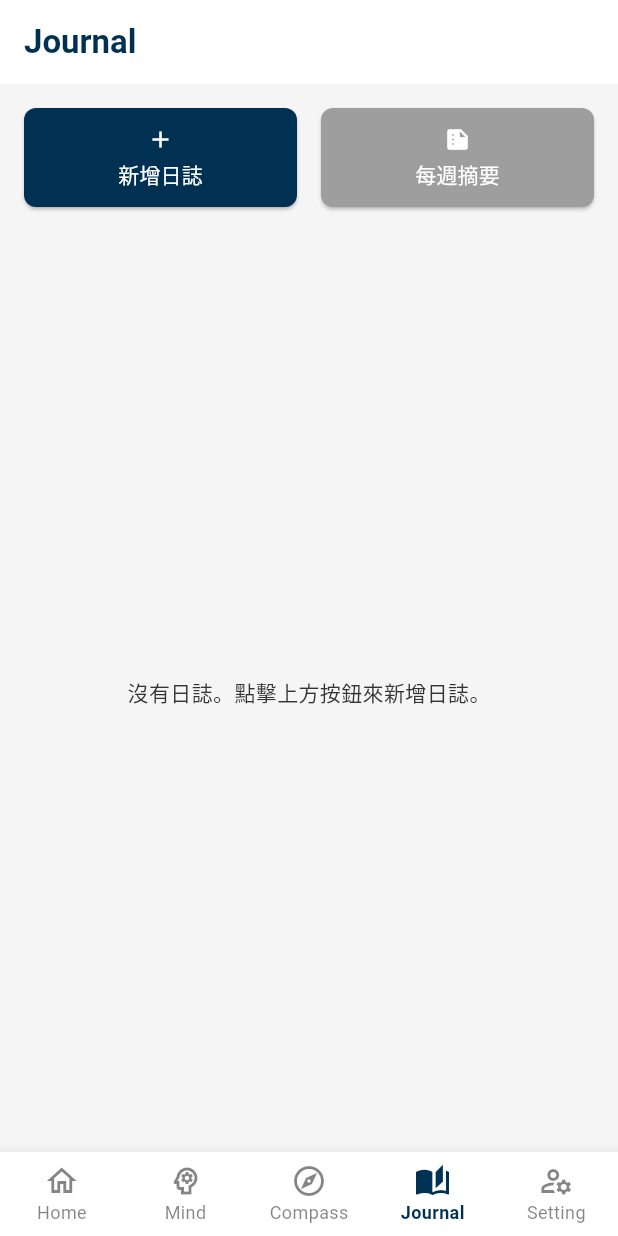
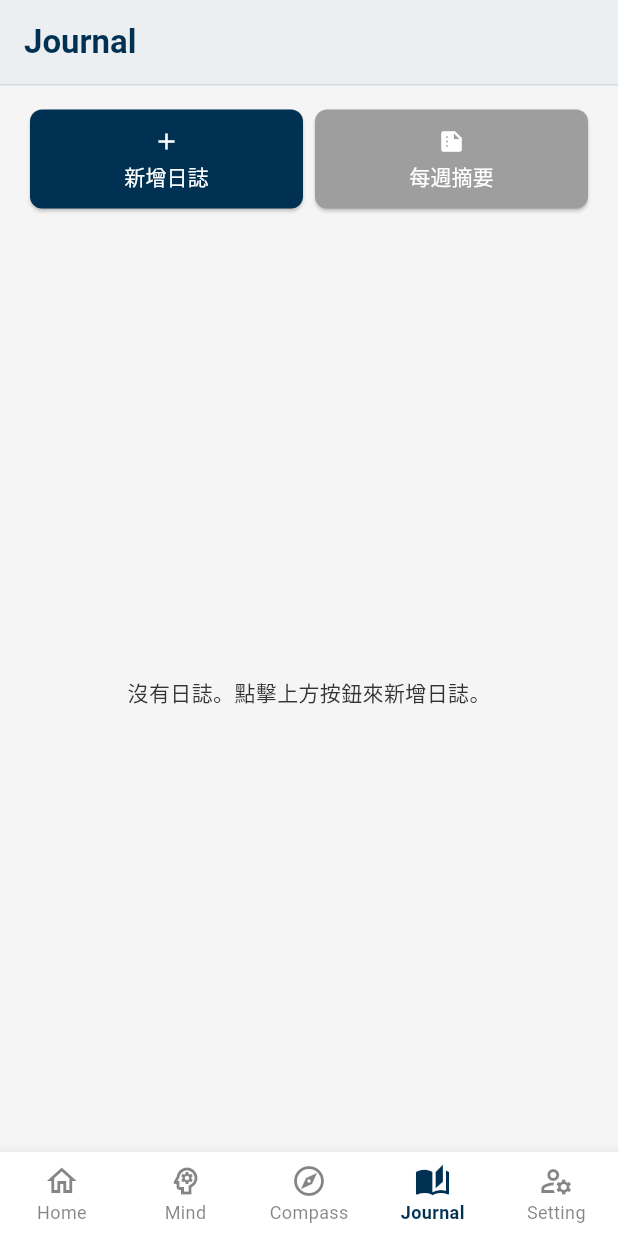
Before and after one commit to huawiz/heySeries, a Flutter app: the screen it shows after launch, item 4 of the bottom bar chosen, on a phone screen of 412 x 824 dp. Run offline on Flutter 3.47's test engine with Material 3 defaults, Android fonts, the light colour scheme and no system bars; our stand-ins replace isar; accounts and stored records are empty; generated files the repository leaves out were written again.

Commit message:
fix journal feature

```diff
--- /dev/null
+++ b/lib/page/journal/model/journal_model.dart
@@ -0,0 +1,16 @@
+import 'package:isar/isar.dart';
+
+part 'journal_model.g.dart';
+
+@collection
+class Journal {
+  Id id = Isar.autoIncrement;
+  late String title;
+  late String content;
+  late DateTime date;
+
+  @Index()
+  late int engagementLevel;
+  @Index()
+  late int energyLevel;
+}
--- /dev/null
+++ b/lib/page/journal/views/journal_list_view.dart
@@ -0,0 +1,60 @@
+import 'package:flutter/material.dart';
+import 'package:heyseries_dev/page/journal/model/journal_model.dart';
+import 'package:heyseries_dev/page/journal/widgets/journal_action_buttons.dart';
+import 'package:heyseries_dev/page/journal/widgets/journal_list_content.dart';
+import 'package:heyseries_dev/widgets/custom_sliver_app_bar.dart';
+
+class JournalListView extends StatelessWidget {
+  final List<Journal> diaries;
+  final VoidCallback onAddNew;
+  final Function(Journal) onViewJournal;
+  final Function(Journal) onDeleteJournal;
+
+  const JournalListView({
+    Key? key,
+    required this.diaries,
+    required this.onAddNew,
+    required this.onViewJournal,
+    required this.onDeleteJournal,
+  }) : super(key: key);
+
+  @override
+  Widget build(BuildContext context) {
+    return Scaffold(
+      body: CustomScrollView(
+        slivers: [
+          CustomSliverAppBar(title: 'Journal'),
+          SliverToBoxAdapter(
+            child: JournalActionButtons(
+              buttonConfigs: [
+                ActionButtonConfig(
+                  icon: Icons.add,
+                  label: '新增日誌',
+                  onPressed: onAddNew,
+                  color: Theme.of(context).primaryColor,
+                ),
+                ActionButtonConfig(
+                  icon: Icons.summarize,
+                  label: '每週摘要',
+                  onPressed: () {
+                    ScaffoldMessenger.of(context).showSnackBar(
+                      SnackBar(content: Text('每週摘要功能即將推出，敬請期待！')),
+                    );
+                  },
+                  color: Colors.grey,
+                ),
+              ],
+            ),
+          ),
+          SliverFillRemaining(
+            child: JournalListContent(
+              diaries: diaries,
+              onViewJournal: onViewJournal,
+              onDeleteJournal: onDeleteJournal,
+            ),
+          ),
+        ],
+      ),
+    );
+  }
+}
--- /dev/null
+++ b/lib/page/journal/widgets/journal_action_buttons.dart
@@ -0,0 +1,74 @@
+import 'package:flutter/material.dart';
+
+class ActionButtonConfig {
+  final IconData icon;
+  final String label;
+  final VoidCallback onPressed;
+  final Color color;
+
+  ActionButtonConfig({
+    required this.icon,
+    required this.label,
+    required this.onPressed,
+    required this.color,
+  });
+}
+
+class JournalActionButtons extends StatelessWidget {
+  final List<ActionButtonConfig> buttonConfigs;
+
+  const JournalActionButtons({
+    super.key,
+    required this.buttonConfigs,
+  });
+
+  @override
+  Widget build(BuildContext context) {
+    return Padding(
+      padding: const EdgeInsets.all(16.0),
+      child: Row(
+        children: buttonConfigs.map((config) {
+          return Expanded(
+            child: Padding(
+              padding: EdgeInsets.symmetric(horizontal: 4.0),
+              child: _buildActionButton(
+                context,
+                icon: config.icon,
+                label: config.label,
+                onPressed: config.onPressed,
+                color: config.color,
+              ),
+            ),
+          );
+        }).toList(),
+      ),
+    );
+  }
+
+  Widget _buildActionButton(
+    BuildContext context, {
+    required IconData icon,
+    required String label,
+    required VoidCallback onPressed,
+    required Color color,
+  }) {
+    return ElevatedButton(
+      onPressed: onPressed,
+      child: Padding(
+        padding: const EdgeInsets.symmetric(vertical: 12.0),
+        child: Column(
+          mainAxisSize: MainAxisSize.min,
+          children: [
+            Icon(icon),
+            SizedBox(height: 4),
+            Text(label, style: TextStyle(fontSize: 14)),
+          ],
+        ),
+      ),
+      style: ElevatedButton.styleFrom(
+        backgroundColor: color,
+        foregroundColor: Colors.white,
+      ),
+    );
+  }
+}
--- /dev/null
+++ b/lib/page/journal/widgets/journal_list_content.dart
@@ -0,0 +1,61 @@
+import 'package:flutter/material.dart';
+import 'package:heyseries_dev/page/journal/model/journal_model.dart';
+import 'journal_list_item.dart';
+
+class JournalListContent extends StatelessWidget {
+  final List<Journal> diaries;
+  final Function(Journal) onViewJournal;
+  final Function(Journal) onDeleteJournal;
+
+  const JournalListContent({
+    super.key,
+    required this.diaries,
+    required this.onViewJournal,
+    required this.onDeleteJournal,
+  });
+
+  @override
+  Widget build(BuildContext context) {
+    return diaries.isEmpty
+        ? Center(child: Text('沒有日誌。點擊上方按鈕來新增日誌。'))
+        : ListView.builder(
+            itemCount: diaries.length,
+            itemBuilder: (context, index) {
+              final journal = diaries[index];
+              return JournalListItem(
+                journal: journal,
+                onView: () => onViewJournal(journal),
+                onDelete: () => _showDeleteConfirmation(context, journal),
+              );
+            },
+          );
+  }
+
+  void _showDeleteConfirmation(BuildContext context, Journal journal) {
+    showDialog(
+      context: context,
+      builder: (BuildContext context) {
+        return AlertDialog(
+          title: Text('確認刪除'),
+          content: Text('你確定要刪除這篇日誌嗎？'),
+          actions: <Widget>[
+            TextButton(
+              child: Text('取消'),
+              onPressed: () => Navigator.of(context).pop(),
+            ),
+            TextButton(
+              child: Text('確定'),
+              onPressed: () {
+                Navigator.of(context).pop();
+                onDeleteJournal(journal);
+                ScaffoldMessenger.of(context).showSnackBar(
+                  SnackBar(content: Text('日誌已刪除')),
+                );
+              },
+            ),
+          ],
+        );
+      },
+    );
+  }
+}
--- a/lib/theme.dart
+++ b/lib/theme.dart
@@ -51,7 +51,7 @@ class AppTheme {
     ),
     sliderTheme: SliderThemeData(
       activeTrackColor: prussianBlue,
-      inactiveTrackColor: lightGrey,
+      //inactiveTrackColor: lightGrey,
       thumbColor: prussianBlue,
       overlayColor: prussianBlue.withOpacity(0.2),
     ),
@@ -78,11 +78,9 @@ class AppTheme {
       primary: prussianBlue,
       secondary: prussianBlue.withOpacity(0.7),
       surface: white,
-      background: lightGrey,
       onPrimary: white,
       onSecondary: white,
       onSurface: darkGrey,
-      onBackground: darkGrey,
     ),
   );
 }
```
Also changed, not shown: lib/page/journal/journal_page.dart (+44 -81 lines), lib/page/journal/journal_service.dart (+30 -16 lines), lib/page/journal/views/journal_detail_view.dart (added, +69 -0 lines), lib/page/journal/views/journal_edit_view.dart (added, +144 -0 lines), lib/page/journal/widgets/journal_list_item.dart (added, +50 -0 lines), lib/widgets/custom_sliver_app_bar.dart (added, +46 -0 lines), lib/main.dart (line endings or trailing spaces), lib/page/journal/model/journal_model.g.dart (added), 1 other file.
